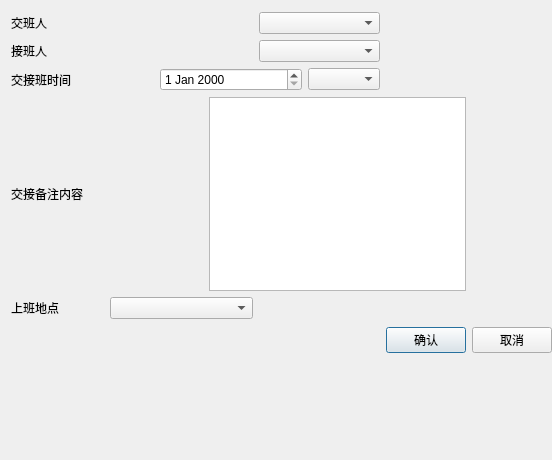
Above: confirm.ui from wrb233/iHandover before the change. Below: the same form after it.
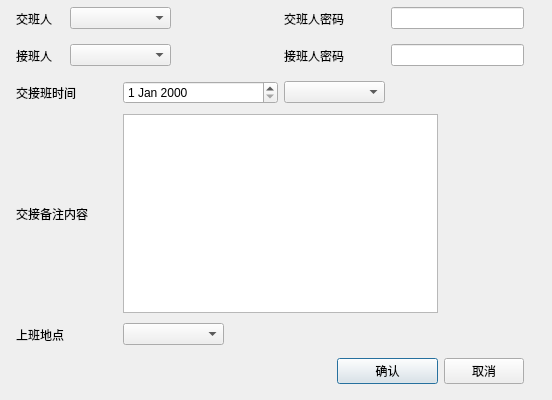
That is the form after the change. Icons and pictures are not drawn.

Diff of the .ui file:
```diff
--- a/confirm.ui
+++ b/confirm.ui
@@ -7,7 +7,7 @@
     <x>0</x>
     <y>0</y>
     <width>552</width>
-    <height>460</height>
+    <height>400</height>
    </rect>
   </property>
   <property name="windowTitle">
@@ -17,13 +17,13 @@
    <iconset resource="ihandover.qrc">
     <normaloff>:/images/confirm.png</normaloff>:/images/confirm.png</iconset>
   </property>
-  <widget class="QWidget" name="layoutWidget">
+  <widget class="QWidget" name="">
    <property name="geometry">
     <rect>
-     <x>11</x>
-     <y>12</y>
-     <width>541</width>
-     <height>344</height>
+     <x>16</x>
+     <y>3</y>
+     <width>508</width>
+     <height>384</height>
     </rect>
    </property>
    <layout class="QGridLayout" name="gridLayout">
@@ -34,22 +34,32 @@
       </property>
      </widget>
     </item>
-    <item row="0" column="1" colspan="4">
-     <spacer name="horizontalSpacer">
-      <property name="orientation">
-       <enum>Qt::Horizontal</enum>
-      </property>
-      <property name="sizeHint" stdset="0">
-       <size>
-        <width>135</width>
-        <height>20</height>
-       </size>
-      </property>
-     </spacer>
-    </item>
-    <item row="0" column="5" colspan="2">
+    <item row="0" column="1" colspan="2">
      <widget class="QComboBox" name="signoutname"/>
     </item>
+    <item row="0" column="3" colspan="2">
+     <spacer name="spacer_3">
+      <property name="orientation">
+       <enum>Qt::Horizontal</enum>
+      </property>
+      <property name="sizeHint" stdset="0">
+       <size>
+        <width>68</width>
+        <height>31</height>
+       </size>
+      </property>
+     </spacer>
+    </item>
+    <item row="0" column="5" colspan="2">
+     <widget class="QLabel" name="signoutperson_2">
+      <property name="text">
+       <string>交班人密码</string>
+      </property>
+     </widget>
+    </item>
+    <item row="0" column="7" colspan="2">
+     <widget class="QLineEdit" name="lineEdit"/>
+    </item>
     <item row="1" column="0">
      <widget class="QLabel" name="signinperson">
       <property name="text">
@@ -57,43 +67,66 @@
       </property>
      </widget>
     </item>
-    <item row="1" column="1" colspan="4">
-     <spacer name="horizontalSpacer_2">
-      <property name="orientation">
-       <enum>Qt::Horizontal</enum>
-      </property>
-      <property name="sizeHint" stdset="0">
-       <size>
-        <width>135</width>
-        <height>20</height>
-       </size>
-      </property>
-     </spacer>
-    </item>
-    <item row="1" column="5" colspan="2">
+    <item row="1" column="1" colspan="2">
      <widget class="QComboBox" name="signinname"/>
     </item>
-    <item row="2" column="0" colspan="3">
+    <item row="1" column="3" colspan="2">
+     <spacer name="spacer_4">
+      <property name="orientation">
+       <enum>Qt::Horizontal</enum>
+      </property>
+      <property name="sizeHint" stdset="0">
+       <size>
+        <width>68</width>
+        <height>31</height>
+       </size>
+      </property>
+     </spacer>
+    </item>
+    <item row="1" column="5" colspan="2">
+     <widget class="QLabel" name="signinperson_2">
+      <property name="text">
+       <string>接班人密码</string>
+      </property>
+     </widget>
+    </item>
+    <item row="1" column="7" colspan="2">
+     <widget class="QLineEdit" name="lineEdit_2"/>
+    </item>
+    <item row="2" column="0" colspan="2">
      <widget class="QLabel" name="signinandoutTime">
       <property name="text">
        <string>交接班时间</string>
       </property>
      </widget>
     </item>
-    <item row="2" column="3" colspan="3">
+    <item row="2" column="2" colspan="3">
      <widget class="QDateEdit" name="signinandoutTime_QDateEdit"/>
     </item>
-    <item row="2" column="6">
+    <item row="2" column="5" colspan="2">
      <widget class="QComboBox" name="signinandout_shift"/>
     </item>
-    <item row="3" column="0" colspan="4">
+    <item row="2" column="7" colspan="2">
+     <spacer name="spacer_2">
+      <property name="orientation">
+       <enum>Qt::Horizontal</enum>
+      </property>
+      <property name="sizeHint" stdset="0">
+       <size>
+        <width>98</width>
+        <height>31</height>
+       </size>
+      </property>
+     </spacer>
+    </item>
+    <item row="3" column="0" colspan="2">
      <widget class="QLabel" name="signinandoutNote">
       <property name="text">
        <string>交接备注内容</string>
       </property>
      </widget>
     </item>
-    <item row="3" column="4" colspan="4">
+    <item row="3" column="2" colspan="6">
      <widget class="QTextEdit" name="signinandoutNote_QTextEdit"/>
     </item>
     <item row="4" column="0" colspan="2">
@@ -103,10 +136,23 @@
       </property>
      </widget>
     </item>
-    <item row="4" column="2" colspan="3">
+    <item row="4" column="2" colspan="2">
      <widget class="QComboBox" name="workplacename"/>
     </item>
-    <item row="5" column="0" colspan="7">
+    <item row="4" column="4" colspan="5">
+     <spacer name="spacer">
+      <property name="orientation">
+       <enum>Qt::Horizontal</enum>
+      </property>
+      <property name="sizeHint" stdset="0">
+       <size>
+        <width>281</width>
+        <height>31</height>
+       </size>
+      </property>
+     </spacer>
+    </item>
+    <item row="5" column="0" colspan="6">
      <spacer>
       <property name="orientation">
        <enum>Qt::Horizontal</enum>
@@ -119,7 +165,7 @@
       </property>
      </spacer>
     </item>
-    <item row="5" column="7">
+    <item row="5" column="6" colspan="2">
      <widget class="QPushButton" name="okButton">
       <property name="text">
        <string>确认</string>
```
